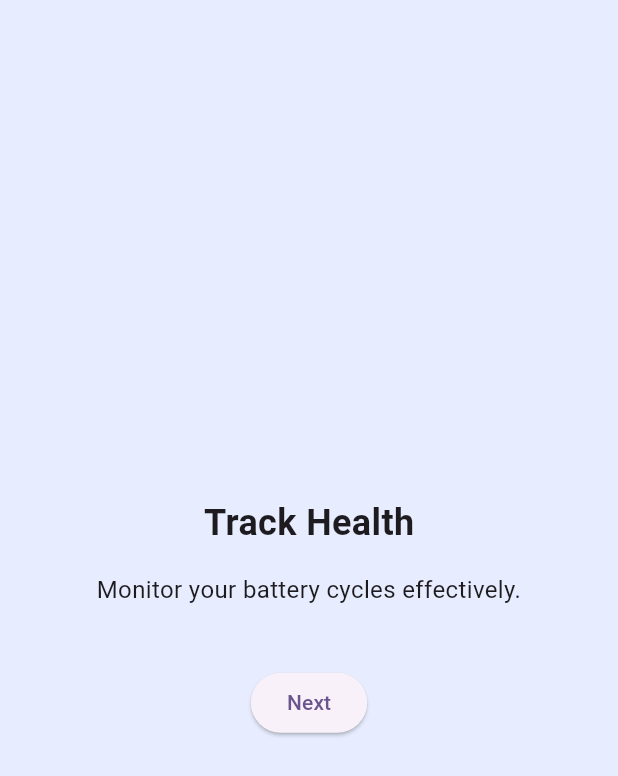
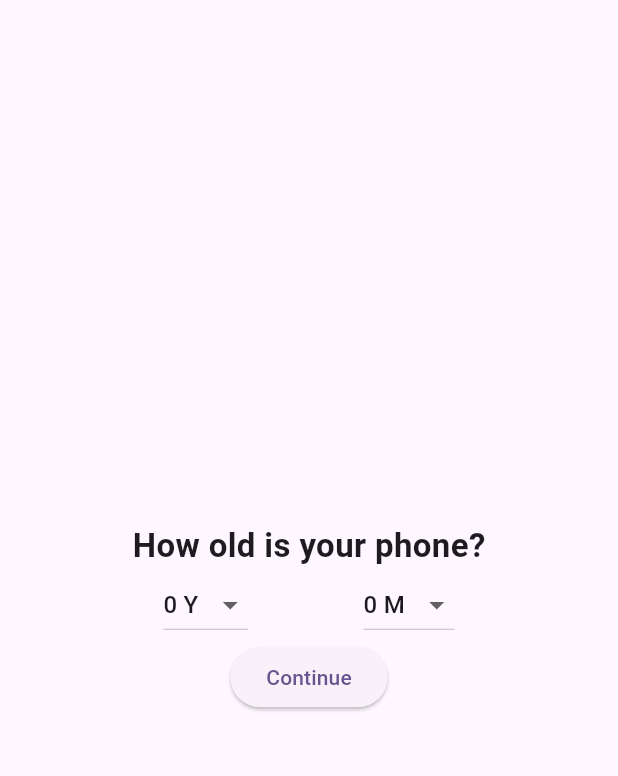
Before and after one commit to itsduce2/COMP3003-Techare, a Flutter app: the OnboardingScreen screen opened directly, after a tap on "Get Started", on a phone screen of 412 x 824 dp. Shown: the top 776 px of the screen. Run offline on Flutter 3.47's test engine with Material 3 defaults, Android fonts, the phone set to English and light mode, and no system bars; our stand-ins replace device_info_plus, flutter_local_notifications, shared_preferences; missing offline and left inert: battery_info_v2, storage_space, workmanager; accounts and stored records are empty.

Commit message:
feat/charging-habits-input

```diff
--- a/lib/screens/onboarding.dart
+++ b/lib/screens/onboarding.dart
@@ -9,29 +9,12 @@ class OnboardingScreen extends StatefulWidget {
 
 class _OnboardingScreenState extends State<OnboardingScreen> {
   final PageController _pageController = PageController();
+  final TextEditingController _habitController = TextEditingController();
+  int _selectedYears = 0;
+  int _selectedMonths = 0;
 
   void _nextPage() {
-    _pageController.nextPage(
-      duration: const Duration(milliseconds: 300),
-      curve: Curves.easeInOut,
-    );
-  }
-
-  Widget _buildFeatureSlide(String title, String desc, Color color) {
-    return Container(
-      color: color.withOpacity(0.1),
-      padding: const EdgeInsets.all(40),
-      child: Column(
-        mainAxisAlignment: MainAxisAlignment.center,
-        children: [
-          Text(title, style: const TextStyle(fontSize: 24, fontWeight: FontWeight.bold)),
-          const SizedBox(height: 16),
-          Text(desc, textAlign: TextAlign.center, style: const TextStyle(fontSize: 16)),
-          const SizedBox(height: 40),
-          ElevatedButton(onPressed: _nextPage, child: const Text("Next")),
-        ],
-      ),
-    );
+    _pageController.nextPage(duration: const Duration(milliseconds: 300), curve: Curves.easeInOut);
   }
 
   @override
@@ -41,14 +24,52 @@ class _OnboardingScreenState extends State<OnboardingScreen> {
         controller: _pageController,
         physics: const NeverScrollableScrollPhysics(),
         children: [
-          // Slide 1
-          Center(
-            child: ElevatedButton(onPressed: _nextPage, child: const Text("Get Started")),
+          // Welcome Slide
+          Center(child: ElevatedButton(onPressed: _nextPage, child: const Text("Get Started"))),
+
+          // Age Slide
+          _buildAgeSlide(),
+
+          // Habit Slide
+          Padding(
+            padding: const EdgeInsets.all(32.0),
+            child: Column(
+              mainAxisAlignment: MainAxisAlignment.center,
+              children: [
+                const Text("Daily Charging Habits", style: TextStyle(fontSize: 22, fontWeight: FontWeight.bold)),
+                const SizedBox(height: 10),
+                const Text("Average charge cycles per day:", style: TextStyle(color: Colors.grey)),
+                const SizedBox(height: 20),
+                TextField(
+                  controller: _habitController,
+                  keyboardType: TextInputType.number,
+                  decoration: const InputDecoration(hintText: "e.g. 1.2", border: OutlineInputBorder()),
+                ),
+                const SizedBox(height: 40),
+                ElevatedButton(onPressed: _nextPage, child: const Text("Finalize")),
+              ],
+            ),
           ),
-          // Slide 2
-          _buildFeatureSlide("Track Health", "Monitor your battery cycles effectively.", Colors.blue),
-          // Slide 3
-          _buildFeatureSlide("Smart Alerts", "Get notified when your battery needs care.", Colors.purple),
+        ],
+      ),
+    );
+  }
+
+  Widget _buildAgeSlide() {
+    return Padding(
+      padding: const EdgeInsets.all(32.0),
+      child: Column(
+        mainAxisAlignment: MainAxisAlignment.center,
+        children: [
+          const Text("How old is your phone?", style: TextStyle(fontSize: 22, fontWeight: FontWeight.bold)),
+          Row(
+            mainAxisAlignment: MainAxisAlignment.spaceEvenly,
+            children: [
+              DropdownButton<int>(value: _selectedYears, items: List.generate(11, (i) => DropdownMenuItem(value: i, child: Text("$i Y"))), onChanged: (v) => setState(() => _selectedYears = v!)),
+              DropdownButton<int>(value: _selectedMonths, items: List.generate(12, (i) => DropdownMenuItem(value: i, child: Text("$i M"))), onChanged: (v) => setState(() => _selectedMonths = v!)),
+            ],
+          ),
+          ElevatedButton(onPressed: _nextPage, child: const Text("Continue")),
         ],
       ),
     );
```
